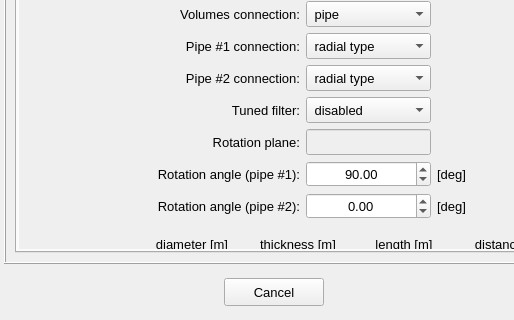
Old version of the form pulse/interface/data/ui_files/model/editor/pulsation_suppression_device_input.ui in the repository open-pulse/OpenPulse; both pictures show x 0 to 514 and y 343 to 663 of the 1191 by 663 pixel window.
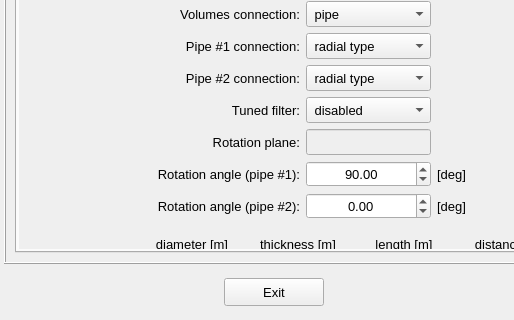
New version of the form.

Commit message: Replace the button text "Cancel" by "Exit"

Diff of the .ui file:
```diff
--- a/pulse/interface/data/ui_files/model/editor/pulsation_suppression_device_input.ui
+++ b/pulse/interface/data/ui_files/model/editor/pulsation_suppression_device_input.ui
@@ -2656,7 +2656,7 @@
          <string notr="true"/>
         </property>
         <property name="text">
-         <string>Cancel</string>
+         <string>Exit</string>
         </property>
         <property name="autoDefault">
          <bool>false</bool>
```
Left out of the diff: 4 changed lines with no effect on the pictures. The commit also changes 75 other files.
